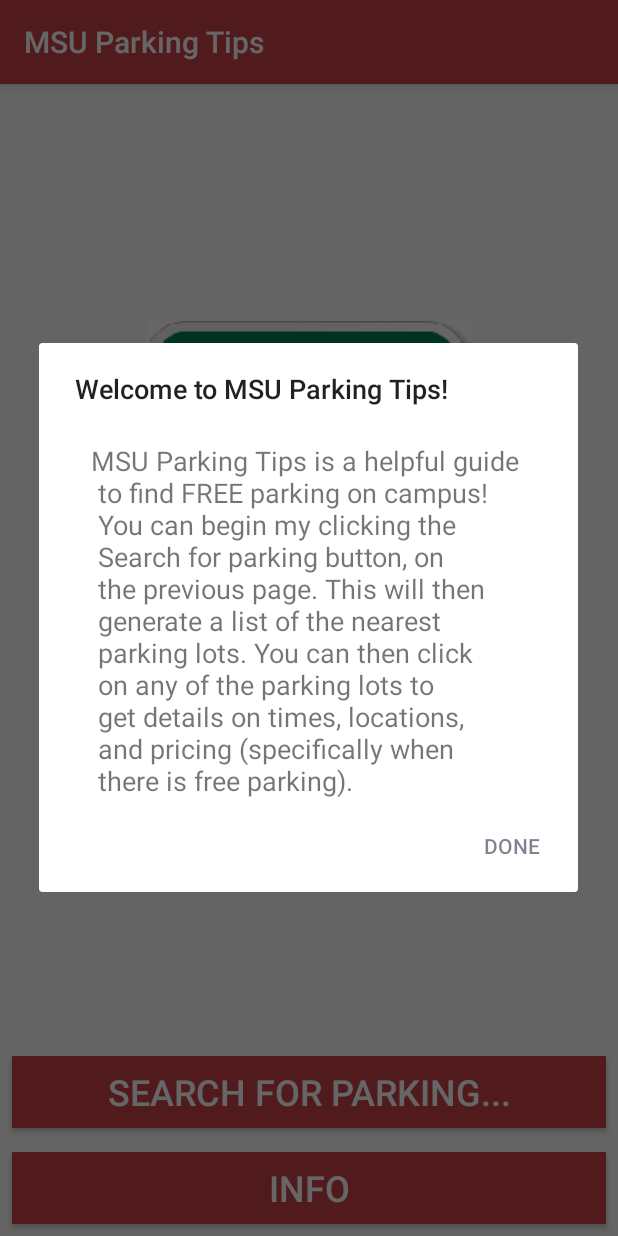
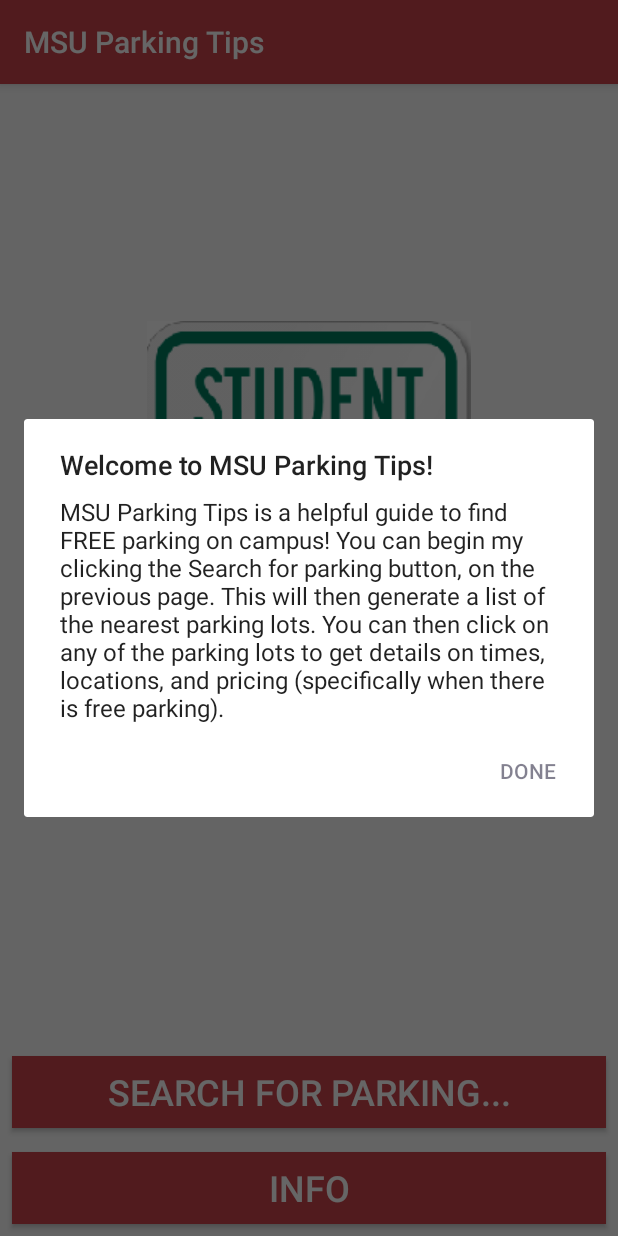
Before and after one commit to suhvanuhlihn/project3-team16, an Android app: the screen it shows after launch (MainActivity), after a tap on "INFO", on a phone screen of 412 x 824 dp. Run offline under Robolectric (Android 15) with nearby library versions, the phone set to English and light mode, and no system bars.

Commit message:
delete dialog info view

```diff
--- a/app/src/main/java/edu/msu/pinkoski/project3_team16/MainActivity.java
+++ b/app/src/main/java/edu/msu/pinkoski/project3_team16/MainActivity.java
@@ -25,9 +25,7 @@ public class MainActivity extends AppCompatActivity {
 
     public void onInfo(View view) {
         AlertDialog.Builder dialogBuilder = new AlertDialog.Builder(this);
-        LayoutInflater inflater = this.getLayoutInflater();
-        final View dialogHowTo = inflater.inflate(R.layout.dialogue_info, null);
-        dialogBuilder.setView(dialogHowTo);
+        dialogBuilder.setMessage(R.string.infoText);
         dialogBuilder.setTitle("Welcome to MSU Parking Tips!");
         dialogBuilder
                 .setCancelable(false)
@@ -36,6 +34,7 @@ public class MainActivity extends AppCompatActivity {
                         dialog.cancel();
                     }
                 });
+
         AlertDialog alertDialog = dialogBuilder.create();
         alertDialog.show();
         alertDialog.getButton(alertDialog.BUTTON_NEGATIVE).setTextColor(black);
--- a/app/src/main/java/edu/msu/pinkoski/project3_team16/ParkingLot.java
+++ b/app/src/main/java/edu/msu/pinkoski/project3_team16/ParkingLot.java
@@ -21,10 +21,8 @@ public class ParkingLot {
     private String tips = null;
 
     // constructor
-    public ParkingLot(Context context, int id, int mapPicID, int inPersonID) {
+    public ParkingLot(Context context, int id) {
         lotId = id;
-        mapPic = BitmapFactory.decodeResource(context.getResources(), mapPicID);
-        inPersonPic = BitmapFactory.decodeResource(context.getResources(), inPersonID);
     }
 
     public void SetGPS(double lati, double longi) {
--- a/app/src/main/res/layout/dialogue_info.xml
+++ /dev/null
@@ -1,28 +0,0 @@
-<?xml version="1.0" encoding="utf-8"?>
-<RelativeLayout xmlns:android="http://schemas.android.com/apk/res/android"
-    android:layout_width="wrap_content"
-    android:layout_height="match_parent"
-    android:layout_gravity="center_horizontal"
-    android:gravity="center_horizontal">
-
-    <FrameLayout
-        android:layout_width="wrap_content"
-        android:layout_height="wrap_content"
-        android:layout_alignParentTop="true"
-        android:layout_alignParentStart="true"
-        android:layout_marginTop="13dp"
-        android:id="@+id/frameLayout">
-
-    </FrameLayout>
-
-    <TextView
-        android:id="@+id/infoText"
-        android:layout_width="wrap_content"
-        android:layout_height="wrap_content"
-        android:paddingTop="10dp"
-        android:text="@string/infoText"
-        android:textSize="18sp"
-        android:layout_alignTop="@+id/frameLayout"
-        android:layout_alignParentStart="true" />
-
-</RelativeLayout>
--- a/app/src/main/res/layout/result_activity.xml
+++ b/app/src/main/res/layout/result_activity.xml
@@ -16,7 +16,7 @@
         android:layout_centerHorizontal="true"
         android:layout_marginTop="50dp"
         android:clickable="true"
-        android:onClick="onDetail"
+        android:onClick="onOption1"
         android:text="@string/result"
         android:textSize="40sp" />
 
--- a/app/src/main/res/values/strings.xml
+++ b/app/src/main/res/values/strings.xml
@@ -10,10 +10,7 @@
     <string name="second">2.</string>
     <string name="third">3.</string>
     <string name="fourth">4.</string>
-    <string name="infoText"> MSU Parking Tips is a helpful guide \n to find FREE parking on campus!\n
-    You can begin my clicking the \n "Search for parking button", on \n the previous page. This will then \n
-    generate a list of the nearest \n parking lots. You can then click \n on any of the parking lots to \n get details
-    on times, locations, \n and pricing (specifically when \n there is free parking).</string>
+    <string name="infoText"> MSU Parking Tips is a helpful guide to find FREE parking on campus! You can begin my clicking the "Search for parking button", on the previous page. This will then generate a list of the nearest parking lots. You can then click on any of the parking lots to get details on times, locations, and pricing (specifically when there is free parking).</string>
     <string name="infoHeading">Welcome to MSU Parking Tips!</string>
     <string name="title_activity_maps">Map</string>
     <string name="map_it">MAP IT</string>
```
